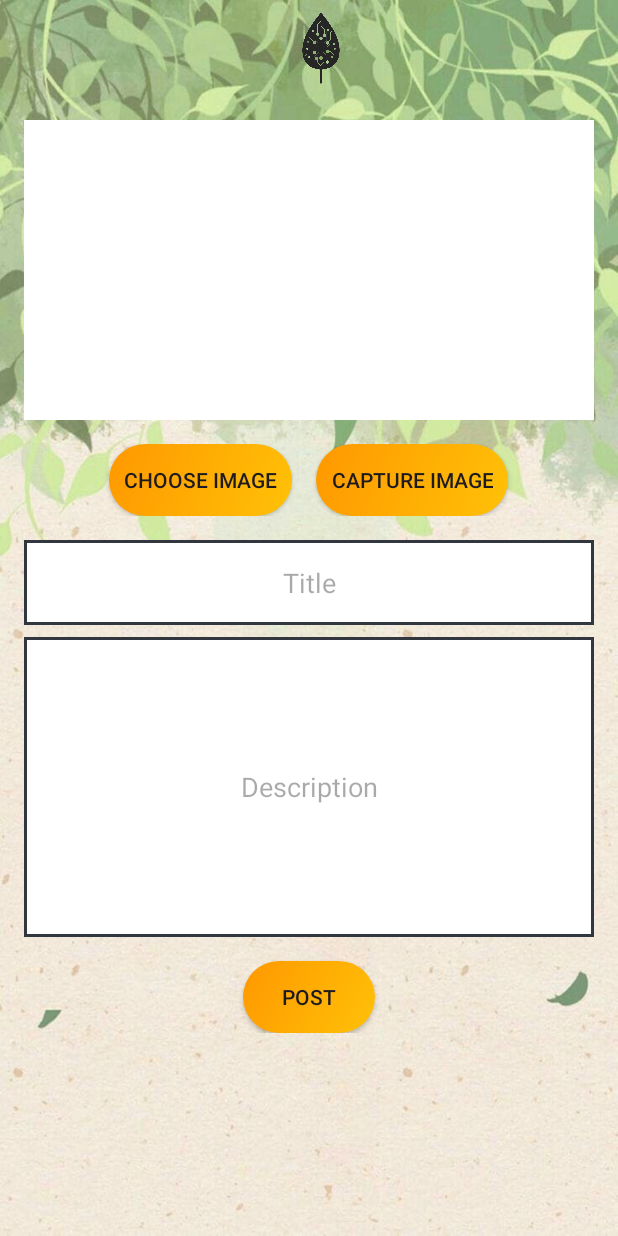
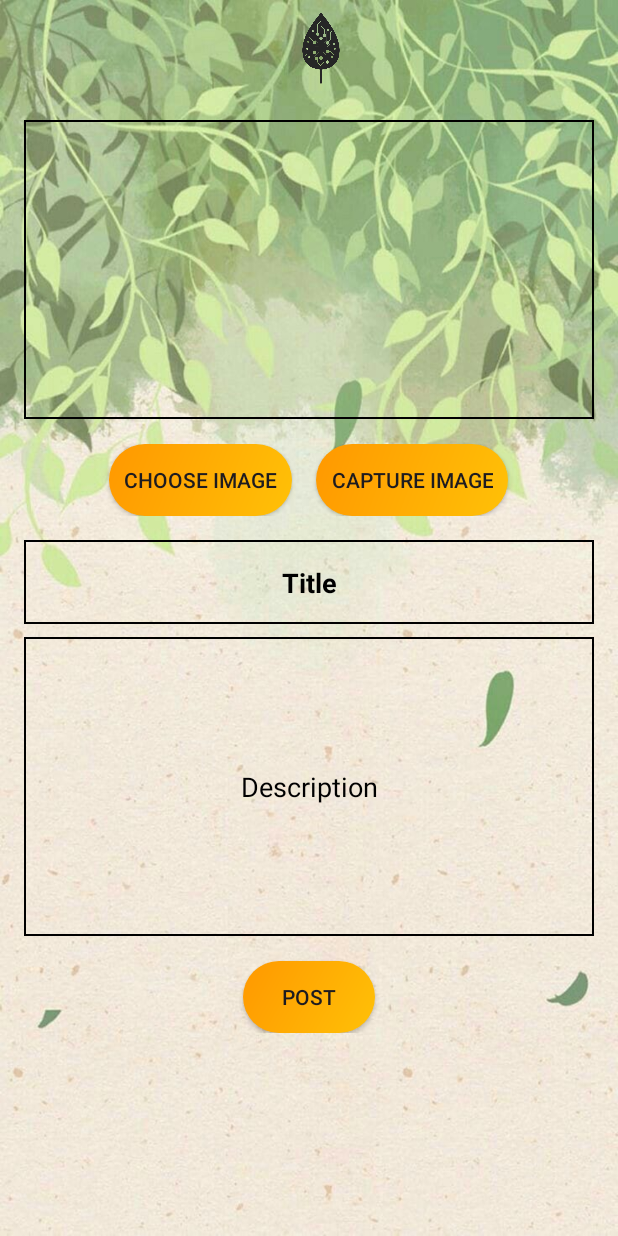
Before and after one commit to YashaswiNayak/EcoSnap, an Android app: the PostCreation screen opened directly, with no data from a screen before it, on a phone screen of 412 x 824 dp. Run offline under Robolectric (Android 15) with nearby library versions, the phone set to English and light mode, and no system bars.

Commit message:
added new features

```diff
--- a/app/src/main/res/drawable/toolbar_border.xml
+++ b/app/src/main/res/drawable/toolbar_border.xml
@@ -1,10 +1,10 @@
-<?xml version="1.0" encoding="utf-8"?>
 <layer-list xmlns:android="http://schemas.android.com/apk/res/android">
-    <!-- Border layer with light black color -->
-    <item android:bottom="3dp">
+    <!-- Black line at the bottom -->
+    <item android:bottom="1dp">
         <shape android:shape="rectangle">
-            <solid android:color="@color/cream" /> <!-- Change color to light black -->
-            <!-- Set corner radius for rounded borders -->
+            <stroke
+                android:width="1dp"
+                android:color="#000000" />
         </shape>
     </item>
 </layer-list>
--- a/app/src/main/res/layout/post_creation.xml
+++ b/app/src/main/res/layout/post_creation.xml
@@ -37,7 +37,7 @@
             <!-- Image View -->
             <ImageView
                 android:id="@+id/imageView"
-                android:background="@color/white"
+                android:background="@drawable/toolbar_border"
                 android:layout_width="match_parent"
                 android:layout_height="200dp"
                 android:scaleType="centerCrop" />
@@ -75,8 +75,11 @@
                 android:id="@+id/etTitle"
                 android:textAlignment="center"
                 android:layout_width="match_parent"
-                android:background="@drawable/edittext_border"
+                android:background="@drawable/toolbar_border"
                 android:layout_height="wrap_content"
+                android:textColorHint="@color/black"
+                android:textStyle="bold"
+                android:textColor="@color/black"
                 android:hint="Title"
                 android:padding="16dp"
                 android:layout_marginTop="16dp" />
@@ -86,8 +89,10 @@
                 android:id="@+id/etDescription"
                 android:layout_width="match_parent"
                 android:layout_height="200dp"
-                android:background="@drawable/edittext_border"
+                android:background="@drawable/toolbar_border"
                 android:textAlignment="center"
+                android:textColor="@color/black"
+                android:textColorHint="@color/black"
                 android:hint="Description"
                 android:inputType="textMultiLine"
                 android:minLines="3"
--- a/app/src/main/res/layout/profile.xml
+++ b/app/src/main/res/layout/profile.xml
@@ -79,7 +79,7 @@
                 android:gravity="center"
                 android:textColor="@color/black"
                 android:id="@+id/heading"
-                android:textSize="18dp"
+                android:textSize="18sp"
                 android:textStyle="bold"
                 android:layout_height="50dp"/>
             <ListView
@@ -96,7 +96,7 @@
                 android:gravity="center"
                 android:textColor="@color/black"
                 android:id="@+id/heading2"
-                android:textSize="18dp"
+                android:textSize="18sp"
                 android:textStyle="bold"
                 android:layout_height="50dp"/>
 
```
